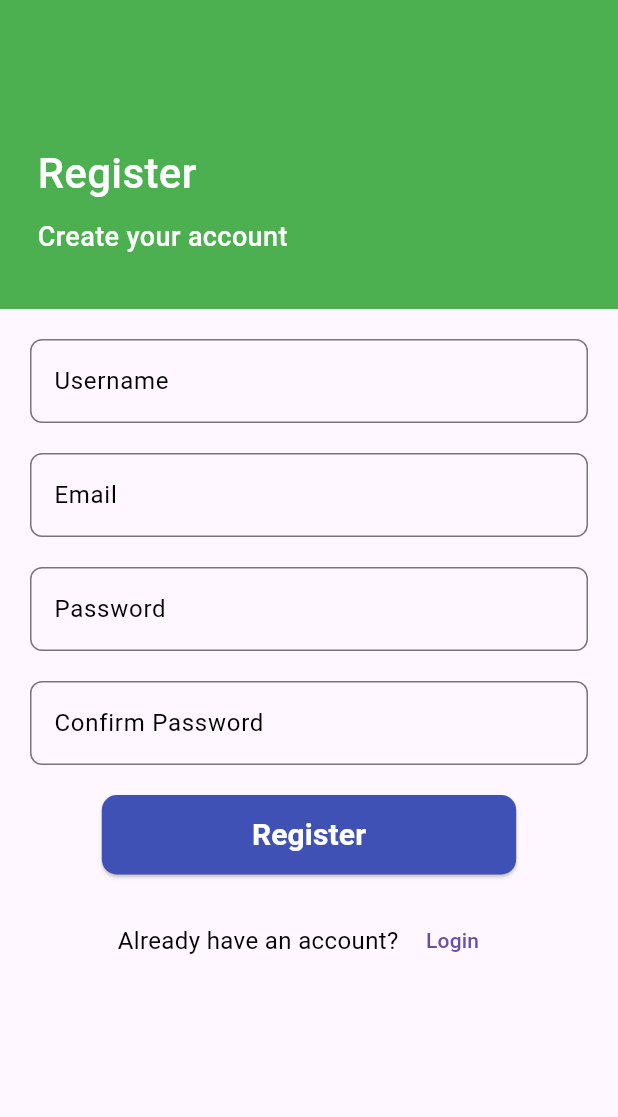
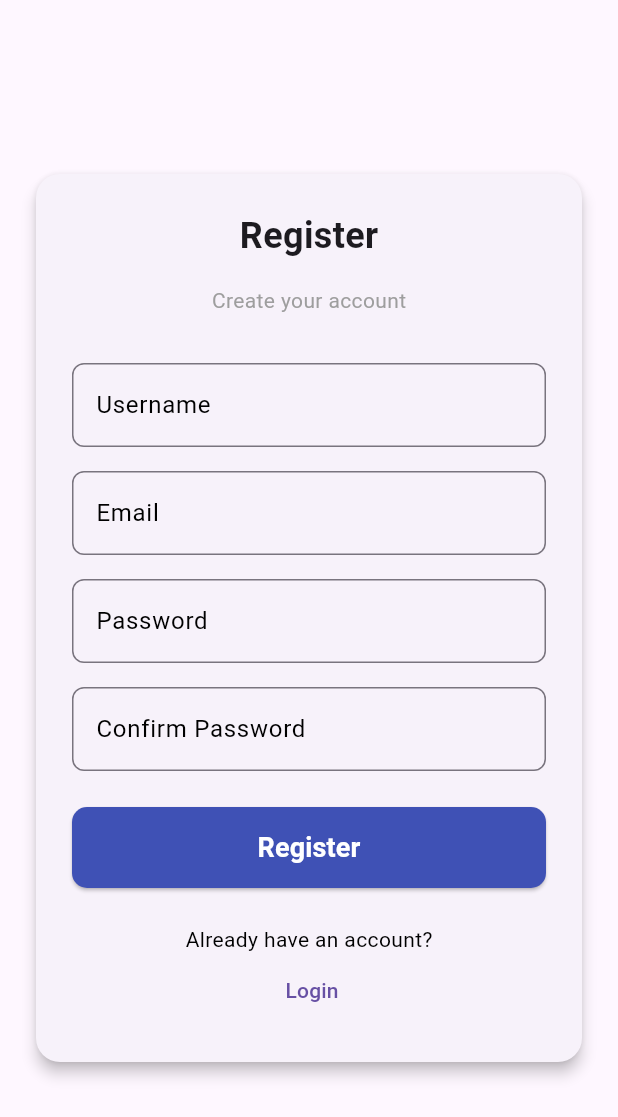
Before and after one commit to muratalperenulutas/chat-app-client, a Flutter app: the RegisterPage screen opened by its route, on a phone screen of 412 x 824 dp. Shown: the top 1117 px of the screen. Run offline on Flutter 3.47's test engine with Material 3 defaults, Android fonts, the phone set to English and light mode, and no system bars; our stand-ins replace auto_route, connectivity_plus, drift, firebase_core, firebase_messaging, flutter_local_notifications and 7 more; accounts and stored records are empty; generated files the repository leaves out were written again.

Commit message:
refactor: enhance register screen layout and improve UI components

```diff
--- a/lib/features/auth/screens/register_screen.dart
+++ b/lib/features/auth/screens/register_screen.dart
@@ -36,28 +36,40 @@ class _RegisterPageState extends ConsumerState<RegisterPage> {
       }
     });
 
-    double screenWidth = MediaQuery.of(context).size.width;
-    double screenHeight = MediaQuery.of(context).size.height;
     return Scaffold(
-      body: ListView(padding: EdgeInsets.zero, children: [
-        Container(
-            color: Colors.green,
-            height: screenHeight*0.25,
-            child: const Padding(padding: EdgeInsets.all(25),
+      body: LayoutBuilder(
+        builder: (context, constraints) {
+            return Center(
+              child: SingleChildScrollView(
+                child: Card(
+                  elevation: 4,
+                  margin: const EdgeInsets.all(24),
+                  shape: RoundedRectangleBorder(borderRadius: BorderRadius.circular(16)),
+                  child: Container(
+                    constraints: const BoxConstraints(maxWidth: 400),
+                    padding: const EdgeInsets.all(24),
                     child: Column(
+                      mainAxisSize: MainAxisSize.min,
                       children: [
-                SizedBox(height: 70),
-                Row(mainAxisAlignment: MainAxisAlignment.start, children: [ Text("Register",style: TextStyle(fontSize: 28,color: Colors.white, fontWeight: FontWeight.w500),),],),
-                SizedBox(height: 10,),
-                Row(mainAxisAlignment: MainAxisAlignment.start, children: [ Text("Create your account",style: TextStyle(fontSize: 18,color: Colors.white, fontWeight: FontWeight.w500 ))],),
-
+                        const Text("Register", style: TextStyle(fontSize: 24, fontWeight: FontWeight.bold)),
+                        const SizedBox(height: 16),
+                        const Text("Create your account", style: TextStyle(fontSize: 14, color: Colors.grey)),
+                        const SizedBox(height: 32),
+                        _buildFormContent(context),
                       ],
                     ),
-            )),
-        Form(
-            child: Padding(
-          padding: const EdgeInsets.all(20),
-          child: Column(
+                  ),
+                ),
+              ),
+            );
+
+        },
+      ),
+    );
+  }
+
+  Widget _buildFormContent(BuildContext context) {
+    return Column(
       mainAxisSize: MainAxisSize.min,
       crossAxisAlignment: CrossAxisAlignment.end,
       children: [
@@ -68,9 +80,11 @@ class _RegisterPageState extends ConsumerState<RegisterPage> {
             labelStyle: TextStyle(color: Colors.black),
             border: OutlineInputBorder(
               borderRadius: BorderRadius.all(Radius.circular(8)),
-                          borderSide: BorderSide(color: Colors.black))),
+              borderSide: BorderSide(color: Colors.black),
             ),
-                const SizedBox(height: 20),
+          ),
+        ),
+        const SizedBox(height: 16),
         TextField(
           controller: emailController,
           decoration: const InputDecoration(
@@ -78,9 +92,11 @@ class _RegisterPageState extends ConsumerState<RegisterPage> {
             labelStyle: TextStyle(color: Colors.black),
             border: OutlineInputBorder(
               borderRadius: BorderRadius.all(Radius.circular(8)),
-                          borderSide: BorderSide(color: Colors.black))),
+              borderSide: BorderSide(color: Colors.black),
             ),
-                  const SizedBox(height: 20),
+          ),
+        ),
+        const SizedBox(height: 16),
         TextField(
           obscureText: true,
           controller: passwordController,
@@ -89,10 +105,11 @@ class _RegisterPageState extends ConsumerState<RegisterPage> {
             labelStyle: TextStyle(color: Colors.black),
             border: OutlineInputBorder(
               borderRadius: BorderRadius.all(Radius.circular(8)),
-                        borderSide: BorderSide(color: Colors.black)),
+              borderSide: BorderSide(color: Colors.black),
             ),
           ),
-                const SizedBox(height: 20),
+        ),
+        const SizedBox(height: 16),
         TextField(
           obscureText: true,
           controller: confirmPasswordController,
@@ -101,60 +118,60 @@ class _RegisterPageState extends ConsumerState<RegisterPage> {
             labelStyle: TextStyle(color: Colors.black),
             border: OutlineInputBorder(
               borderRadius: BorderRadius.all(Radius.circular(8)),
-                        borderSide: BorderSide(color: Colors.black)),
+              borderSide: BorderSide(color: Colors.black),
             ),
           ),
-                const SizedBox(height: 20),
-                Row(
-                  mainAxisAlignment: MainAxisAlignment.center,
-                  children: [
-                    ElevatedButton(
+        ),
+        const SizedBox(height: 24),
+        SizedBox(
+          width: double.infinity,
+          child: ElevatedButton(
             onPressed: () async {
-                          if(usernameController.text.isEmpty){
+              if (usernameController.text.isEmpty) {
                 debugPrint("username empty");
-                          }else if(passwordController.text.isEmpty&&confirmPasswordController.text.isEmpty){
+              } else if (passwordController.text.isEmpty && confirmPasswordController.text.isEmpty) {
                 debugPrint("password empty");
-                          }else if(passwordController.text==confirmPasswordController.text) {
+              } else if (passwordController.text == confirmPasswordController.text) {
                 ref.read(authControllerProvider.notifier).register(
                   Register(
                     password: passwordController.text,
                     email: emailController.text,
-                                    username: usernameController.text),
+                    username: usernameController.text,
+                  ),
                   onSuccess: (msg) {
                     ScaffoldMessenger.of(context).showSnackBar(SnackBar(content: Text(msg)));
                   },
                   onError: (msg) {
                     ScaffoldMessenger.of(context).showSnackBar(SnackBar(content: Text(msg)));
-                                }
+                  },
                 );
-                          }else{
+              } else {
                 debugPrint("passwords not match");
               }
             },
             style: ElevatedButton.styleFrom(
               backgroundColor: Colors.indigo,
-                            shape: RoundedRectangleBorder(
-                                borderRadius: BorderRadius.circular(10)),
-                            padding: const EdgeInsets.symmetric(
-                                horizontal: 100, vertical: 12)),
+              shape: RoundedRectangleBorder(borderRadius: BorderRadius.circular(10)),
+              padding: const EdgeInsets.symmetric(vertical: 14),
+            ),
             child: const Text(
               "Register",
-                          style: TextStyle(
-                              fontSize: 20,
-                              color: Colors.white,
-                              fontWeight: FontWeight.bold),
-                        )),
-                  ],
-                )
-              ]),
-        )),
+              style: TextStyle(fontSize: 18, color: Colors.white, fontWeight: FontWeight.bold),
+            ),
+          ),
+        ),
+        const SizedBox(height: 24),
         Row(
           mainAxisAlignment: MainAxisAlignment.center,
           children: [
             const Text(
               "Already have an account?",
-              style: TextStyle(fontSize: 16, color: Colors.black),
+              style: TextStyle(fontSize: 14, color: Colors.black),
             ),
+          ]),
+          Row(
+            mainAxisAlignment: MainAxisAlignment.center,
+          children: [
             const SizedBox(width: 4),
             TextButton(
               onPressed: () {
@@ -164,7 +181,7 @@ class _RegisterPageState extends ConsumerState<RegisterPage> {
             ),
           ],
         ),
-      ]),
+      ],
     );
   }
 }
```
Lines whose indentation alone changed are shown as unchanged.
